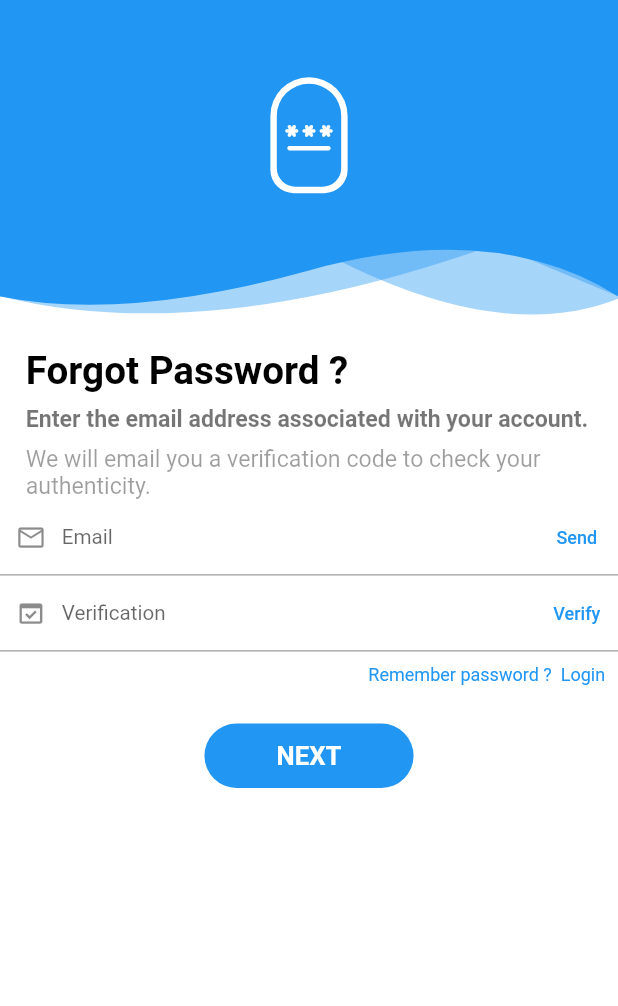
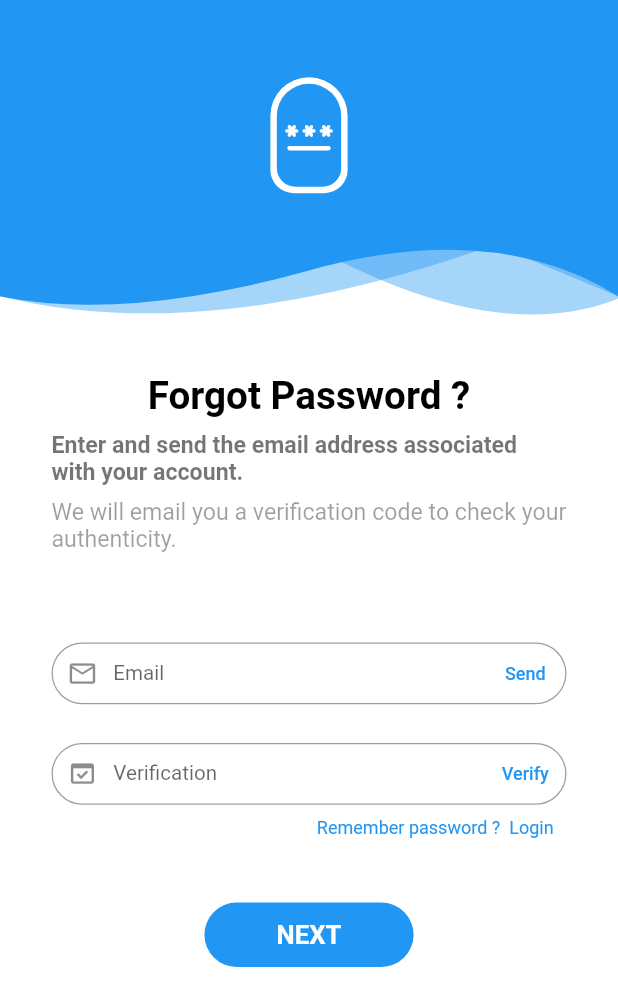
Before and after one commit to Formula-1-One/Formula1-Hostel-Booking-Frontend, a Flutter app: the ForgotPasswordPage screen opened directly, on a phone screen of 412 x 824 dp. Shown: the top 1006 px of the screen. Run offline on Flutter 3.47's test engine with Material 2 defaults, Android fonts, the phone set to English and light mode, and no system bars; our stand-ins replace animated_text_kit, carousel_pro, flip_card, google_fonts, hexcolor, pdf and 2 more; missing offline and left inert: email_auth.

Commit message:
Outlined InputBorder and Valdation

```diff
--- a/lib/pages_login/login_components/forgot_password_page.dart
+++ b/lib/pages_login/login_components/forgot_password_page.dart
@@ -19,6 +19,7 @@ class ForgotPasswordPage extends StatefulWidget {
 
 class _ForgotPasswordPageState extends State<ForgotPasswordPage> {
   final double _headerHeight = 250;
+  final _formKey = GlobalKey<FormState>();
 
   EmailAuth emailAuth = EmailAuth(sessionName: "Enter this verification code");
 
@@ -61,13 +62,14 @@ class _ForgotPasswordPageState extends State<ForgotPasswordPage> {
               ),
               const SizedBox(height: 20,),
               Container(
-                alignment: Alignment.topLeft,
-                margin: const EdgeInsets.fromLTRB(20, 0, 20, 0),
+                padding:  const EdgeInsets.fromLTRB(20, 10, 20, 10),
+                margin: const EdgeInsets.fromLTRB(20, 10, 20, 10),
                 child: Column(
                   mainAxisAlignment: MainAxisAlignment.start,
                   crossAxisAlignment: CrossAxisAlignment.start,
                   children: const [
-                    Text('Forgot Password ?',
+                    Center(
+                      child: Text('Forgot Password ?',
                         style: TextStyle(
                             fontSize: 30,
                             fontWeight: FontWeight.bold,
@@ -75,8 +77,9 @@ class _ForgotPasswordPageState extends State<ForgotPasswordPage> {
                         ),
                         // textAlign: TextAlign.center,
                       ),
+                    ),
                     SizedBox(height: 10,),
-                    Text('Enter the email address associated with your account.',
+                    Text('Enter and send the email address associated with your account.',
                       style: TextStyle(
                           fontSize: 18,
                           fontWeight: FontWeight.bold,
@@ -96,13 +99,23 @@ class _ForgotPasswordPageState extends State<ForgotPasswordPage> {
                 ),
               ),
               SafeArea(
+                child: Container(
+                  padding:  const EdgeInsets.fromLTRB(20, 10, 20, 10),
+                  margin: const EdgeInsets.fromLTRB(20, 10, 20, 10),
+                  child: Form(
+                    key: _formKey,
                     child: Column(
                       mainAxisAlignment: MainAxisAlignment.center,
                       children: <Widget>[
+                        SizedBox(height: 30,),
                         TextFormField(
                           controller: _emailController,
                           keyboardType: TextInputType.emailAddress,
                           decoration: InputDecoration(
+                            contentPadding: const EdgeInsets.fromLTRB(20, 10, 20, 10),
+                            border: OutlineInputBorder(
+                              borderRadius: BorderRadius.circular(25)
+                            ),
                               prefixIcon: const Icon(Icons.email_outlined),
                               hintText: 'Enter email',
                               labelText: 'Email',
@@ -111,11 +124,25 @@ class _ForgotPasswordPageState extends State<ForgotPasswordPage> {
                                 onPressed: ()=> sendOtp(),
                               )
                           ),
+                          validator: (val){
+                            if(val!.isEmpty){
+                              return "Email can't be empty";
+                            }
+                            if(!RegExp(r"^[a-zA-Z0-9.a-zA-Z0-9.!#$%&'*+-/=?^_`{|}~]+@[a-zA-Z0-9]+\.[a-zA-Z]+").hasMatch(val)){
+                              return "Invalid email";
+                            }
+                            return null;
+                          },
                         ),
+                        SizedBox(height: 30,),
                         TextFormField(
                           controller: _otpController,
                           keyboardType: TextInputType.number,
                           decoration: InputDecoration(
+                              contentPadding: const EdgeInsets.fromLTRB(20, 10, 20, 10),
+                              border: OutlineInputBorder(
+                                  borderRadius: BorderRadius.circular(25)
+                              ),
                               prefixIcon: const Icon(Icons.domain_verification),
                               hintText: 'Enter Verification Code',
                               labelText: 'Verification',
@@ -124,6 +151,12 @@ class _ForgotPasswordPageState extends State<ForgotPasswordPage> {
                                 onPressed: ()=> verifyOtp(),
                               )
                           ),
+                          validator: (val){
+                            if(val!.isEmpty){
+                              return "Input verification code";
+                            }
+                            return null;
+                          },
                         ),
                         const SizedBox(height: 10,),
                         Container(
@@ -141,11 +174,15 @@ class _ForgotPasswordPageState extends State<ForgotPasswordPage> {
                       ],
                     ),
                   ),
+                ),
+              ),
               const SizedBox(height: 10),
               ElevatedButton(
                 style: ThemeHelper().buttonStyle(),
                 onPressed: () => {
+                  if(_formKey.currentState!.validate()){
                     Navigator.push(context, MaterialPageRoute(builder: (context) => const CreatePasswordPage()))
+                  }
                   },
                 child: Padding(
                   padding: const EdgeInsets.fromLTRB(
```
Also changed, not shown: lib/pages_login/login_components/create_password_page.dart (+16 -2 lines), pubspec.lock. Lines whose indentation alone changed are shown as unchanged.
